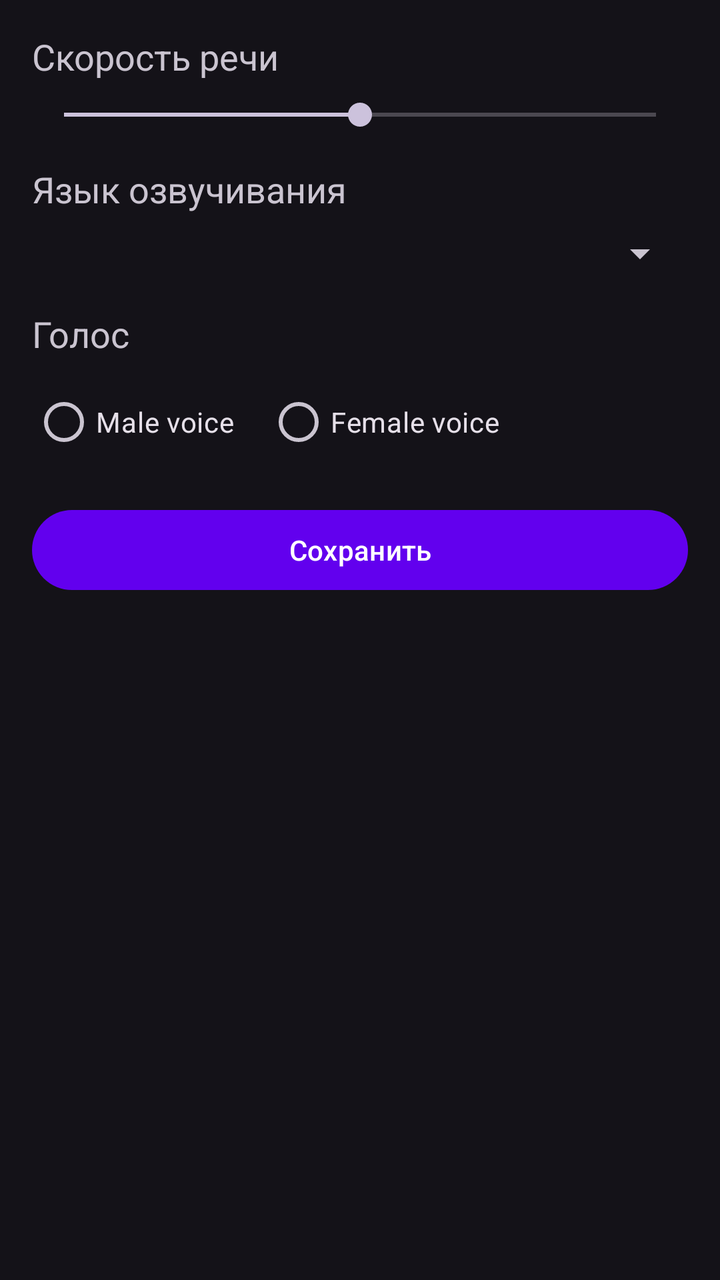
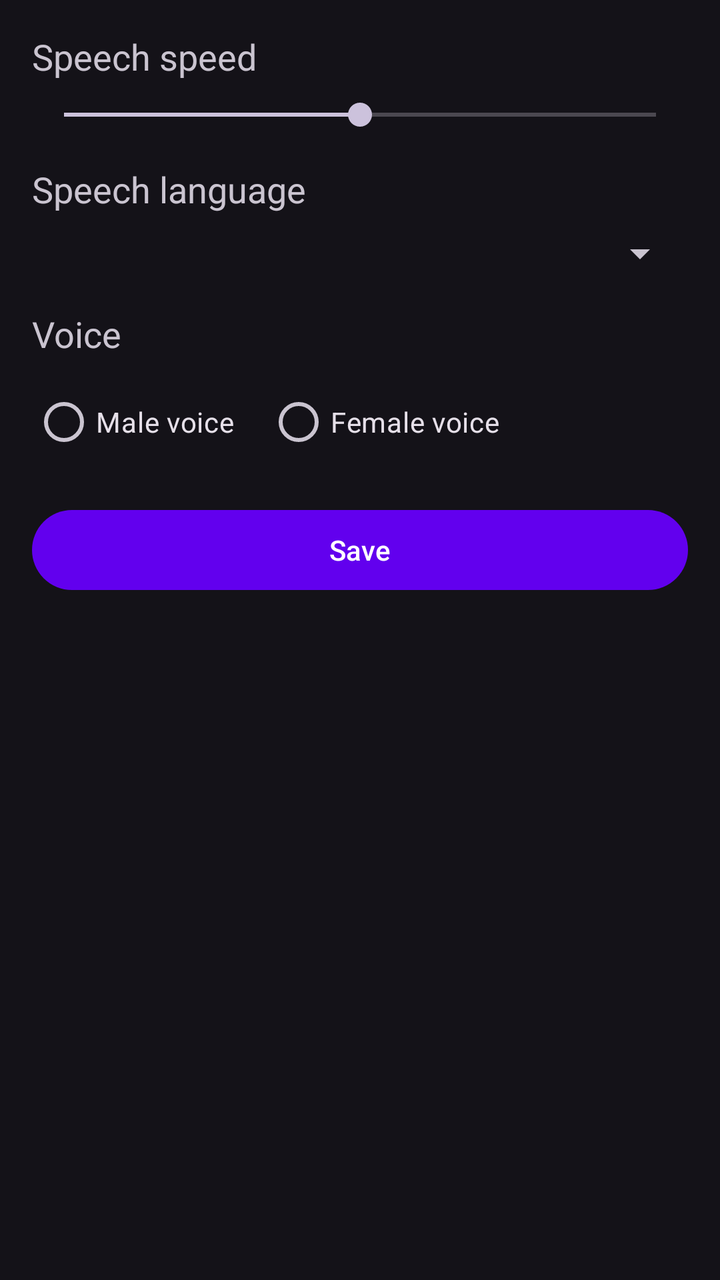

An Android layout rendered at two revisions. The XML below is the earlier revision; the diff shows what the commit changed to produce the second picture.
<!-- AndroidManifest.xml: application theme Theme.TelegramNewsReader -->
<!-- res/layout/activity_settings.xml -->
<?xml version="1.0" encoding="utf-8"?>
<androidx.constraintlayout.widget.ConstraintLayout xmlns:android="http://schemas.android.com/apk/res/android"
    xmlns:app="http://schemas.android.com/apk/res-auto"
    android:layout_width="match_parent"
    android:layout_height="match_parent"
    android:padding="16dp"
    android:animateLayoutChanges="true">

    <TextView
        android:id="@+id/tv_speed"
        android:layout_width="wrap_content"
        android:layout_height="wrap_content"
        android:text="Скорость речи"
        android:textSize="18sp"
        app:layout_constraintTop_toTopOf="parent"
        app:layout_constraintStart_toStartOf="parent" />

    <SeekBar
        android:id="@+id/seek_speed"
        android:layout_width="0dp"
        android:layout_height="wrap_content"
        android:max="200"
        android:progress="100"
        android:layout_marginTop="8dp"
        app:layout_constraintTop_toBottomOf="@id/tv_speed"
        app:layout_constraintStart_toStartOf="parent"
        app:layout_constraintEnd_toEndOf="parent" />

    <TextView
        android:id="@+id/tv_language"
        android:layout_width="wrap_content"
        android:layout_height="wrap_content"
        android:text="Язык озвучивания"
        android:textSize="18sp"
        android:layout_marginTop="16dp"
        app:layout_constraintTop_toBottomOf="@id/seek_speed"
        app:layout_constraintStart_toStartOf="parent" />

    <Spinner
        android:id="@+id/spinner_language"
        android:layout_width="0dp"
        android:layout_height="wrap_content"
        android:layout_marginTop="8dp"
        app:layout_constraintTop_toBottomOf="@id/tv_language"
        app:layout_constraintStart_toStartOf="parent"
        app:layout_constraintEnd_toEndOf="parent" />

    <TextView
        android:id="@+id/tv_voice"
        android:layout_width="wrap_content"
        android:layout_height="wrap_content"
        android:text="Голос"
        android:textSize="18sp"
        android:layout_marginTop="16dp"
        app:layout_constraintTop_toBottomOf="@id/spinner_language"
        app:layout_constraintStart_toStartOf="parent" />

    <RadioGroup
        android:id="@+id/rg_voice"
        android:layout_width="0dp"
        android:layout_height="wrap_content"
        android:orientation="horizontal"
        android:layout_marginTop="8dp"
        app:layout_constraintTop_toBottomOf="@id/tv_voice"
        app:layout_constraintStart_toStartOf="parent"
        app:layout_constraintEnd_toEndOf="parent">

        <RadioButton
            android:id="@+id/rb_male"
            android:layout_width="wrap_content"
            android:layout_height="wrap_content"
            android:text="@string/voice_male" />

        <RadioButton
            android:id="@+id/rb_female"
            android:layout_width="wrap_content"
            android:layout_height="wrap_content"
            android:layout_marginStart="16dp"
            android:text="@string/voice_female" />
    </RadioGroup>

    <Button
        android:id="@+id/btn_save"
        android:layout_width="0dp"
        android:layout_height="wrap_content"
        android:text="Сохранить"
        android:layout_marginTop="16dp"
        app:layout_constraintTop_toBottomOf="@id/rg_voice"
        app:layout_constraintStart_toStartOf="parent"
        app:layout_constraintEnd_toEndOf="parent" />
</androidx.constraintlayout.widget.ConstraintLayout>
<!-- resources referenced by this layout -->
<resources>
  <string name="voice_female">Female voice</string>
  <string name="voice_male">Male voice</string>
  <style name="Theme.TelegramNewsReader" parent="Theme.TelegramNewsReader.Purple" />
  <style name="Theme.TelegramNewsReader.Purple" parent="Theme.Material3.Dark.NoActionBar">
          <item name="colorPrimary">@color/purple_500</item>
          <item name="colorPrimaryVariant">@color/purple_700</item>
          <item name="colorOnPrimary">@color/white</item>
          <item name="android:statusBarColor">?attr/colorPrimaryVariant</item>
          <item name="actionBarStyle">@style/CustomActionBarStyle</item>
      </style>
  <color name="purple_500">#FF6200EE</color>
  <color name="purple_700">#FF3700B3</color>
  <color name="white">#FFFFFFFF</color>
  <style name="CustomActionBarStyle" parent="Widget.Material3.ActionBar.Solid">
          <item name="titleTextStyle">@style/CustomActionBarTitle</item>
          <item name="android:titleTextStyle">@style/CustomActionBarTitle</item>
      </style>
  <style name="CustomActionBarTitle" parent="TextAppearance.Material3.ActionBar.Title">
          <item name="android:textSize">18sp</item>
          <item name="android:textStyle">bold</item>
          <item name="android:textColor">@color/white</item>
          <item name="android:gravity">center</item>
          <item name="android:layout_gravity">center</item>
      </style>
</resources>

<!-- the commit's change to res/layout/activity_settings.xml (unified diff, before → after) -->
@@ -10,7 +10,7 @@
         android:id="@+id/tv_speed"
         android:layout_width="wrap_content"
         android:layout_height="wrap_content"
-        android:text="Скорость речи"
+        android:text="@string/speech_speed"
         android:textSize="18sp"
         app:layout_constraintTop_toTopOf="parent"
         app:layout_constraintStart_toStartOf="parent" />
@@ -30,7 +30,7 @@
         android:id="@+id/tv_language"
         android:layout_width="wrap_content"
         android:layout_height="wrap_content"
-        android:text="Язык озвучивания"
+        android:text="@string/voice_language"
         android:textSize="18sp"
         android:layout_marginTop="16dp"
         app:layout_constraintTop_toBottomOf="@id/seek_speed"
@@ -49,7 +49,7 @@
         android:id="@+id/tv_voice"
         android:layout_width="wrap_content"
         android:layout_height="wrap_content"
-        android:text="Голос"
+        android:text="@string/voice"
         android:textSize="18sp"
         android:layout_marginTop="16dp"
         app:layout_constraintTop_toBottomOf="@id/spinner_language"
@@ -83,7 +83,7 @@
         android:id="@+id/btn_save"
         android:layout_width="0dp"
         android:layout_height="wrap_content"
-        android:text="Сохранить"
+        android:text="@string/save"
         android:layout_marginTop="16dp"
         app:layout_constraintTop_toBottomOf="@id/rg_voice"
         app:layout_constraintStart_toStartOf="parent"
<!-- resource entries referenced after the edit -->
@@ -1,6 +1,10 @@
 <!-- resources referenced by this layout -->
 <resources>
+  <string name="save">Save</string>
+  <string name="speech_speed">Speech speed</string>
+  <string name="voice">Voice</string>
   <string name="voice_female">Female voice</string>
+  <string name="voice_language">Speech language</string>
   <string name="voice_male">Male voice</string>
   <style name="Theme.TelegramNewsReader" parent="Theme.TelegramNewsReader.Purple" />
   <style name="Theme.TelegramNewsReader.Purple" parent="Theme.Material3.Dark.NoActionBar">
